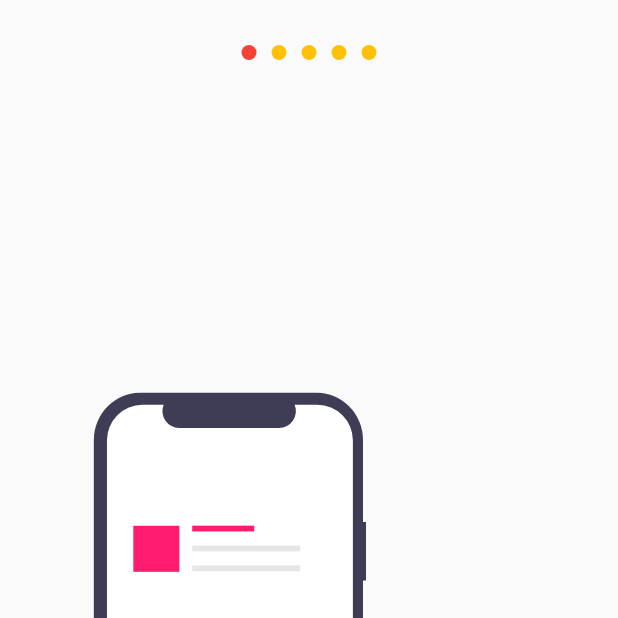
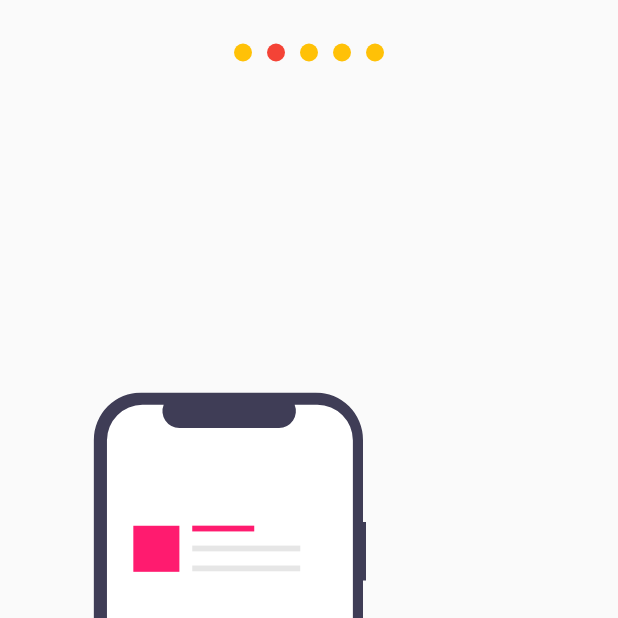
Before and after one commit to urielexis64/flutter_animations, a Flutter app: the screen it shows after launch, swiped to page 2, on a phone screen of 412 x 824 dp, the top half of it. Run offline on Flutter 3.47's test engine with Material 2 defaults, Android fonts, the phone set to English and light mode, and no system bars; our stand-ins replace flutter_svg.

Commit message:
slideshow widget done

```diff
--- a/lib/src/widgets/slideshow.dart
+++ b/lib/src/widgets/slideshow.dart
@@ -6,12 +6,16 @@ class Slideshow extends StatelessWidget {
   final bool topDots;
   final Color primaryColor;
   final Color secondaryColor;
+  final double primaryBullet;
+  final double secondaryBullet;
 
   const Slideshow({
     @required this.slides,
-    this.topDots,
+    this.topDots = false,
     this.primaryColor = Colors.blue,
     this.secondaryColor = Colors.grey,
+    this.primaryBullet = 12.0,
+    this.secondaryBullet = 12.0,
   });
 
   @override
@@ -24,6 +28,10 @@ class Slideshow extends StatelessWidget {
               this.primaryColor;
           Provider.of<_SlideshowModel>(context).secondaryColor =
               this.secondaryColor;
+          Provider.of<_SlideshowModel>(context).primaryBullet =
+              this.primaryBullet;
+          Provider.of<_SlideshowModel>(context).secondaryBullet =
+              this.secondaryBullet;
 
           return _SlideshowStructure(topDots: topDots, slides: slides);
         }),
@@ -34,10 +42,9 @@ class Slideshow extends StatelessWidget {
 
 class _SlideshowStructure extends StatelessWidget {
   const _SlideshowStructure({
-    Key key,
-    @required this.topDots,
     @required this.slides,
-  }) : super(key: key);
+    this.topDots,
+  });
 
   final bool topDots;
   final List<Widget> slides;
@@ -58,7 +65,7 @@ class _SlideshowStructure extends StatelessWidget {
 class _Dots extends StatelessWidget {
   final int totalSlides;
 
-  const _Dots(
+  _Dots(
     this.totalSlides,
   );
 
@@ -78,7 +85,7 @@ class _Dots extends StatelessWidget {
 class _Dot extends StatelessWidget {
   final int index;
 
-  const _Dot(this.index);
+  _Dot(this.index);
 
   @override
   Widget build(BuildContext context) {
@@ -86,17 +93,26 @@ class _Dot extends StatelessWidget {
     final pageViewIndex = ssModel.currentPage;
     final primaryColor = ssModel.primaryColor;
     final secondaryColor = ssModel.secondaryColor;
+    final primaryBullet = ssModel.primaryBullet;
+    final secondaryBullet = ssModel.secondaryBullet;
+
+    double size = 0;
+    Color color;
+
+    if (pageViewIndex >= index - 0.5 && pageViewIndex <= index + 0.5) {
+      size = primaryBullet;
+      color = primaryColor;
+    } else {
+      size = secondaryBullet;
+      color = secondaryColor;
+    }
 
     return AnimatedContainer(
       duration: const Duration(milliseconds: 200),
-      width: 10,
-      height: 10,
+      width: size,
+      height: size,
       margin: EdgeInsets.symmetric(horizontal: 5),
-      decoration: BoxDecoration(
-          color: pageViewIndex >= index - 0.5 && pageViewIndex <= index + 0.5
-              ? primaryColor
-              : secondaryColor,
-          shape: BoxShape.circle),
+      decoration: BoxDecoration(color: color, shape: BoxShape.circle),
     );
   }
 }
@@ -104,7 +120,7 @@ class _Dot extends StatelessWidget {
 class _Slides extends StatefulWidget {
   final List<Widget> slides;
 
-  const _Slides(this.slides);
+  _Slides(this.slides);
 
   @override
   __SlidesState createState() => __SlidesState();
@@ -133,11 +149,6 @@ class __SlidesState extends State<_Slides> {
     return Container(
       child: PageView(
         controller: pageViewController,
-        /* children: [
-          _Slide('assets/svgs/slide_1.svg'),
-          _Slide('assets/svgs/slide_2.svg'),
-          _Slide('assets/svgs/slide_3.svg'),
-        ], */
         children: widget.slides.map((slide) => _Slide(slide)).toList(),
       ),
     );
@@ -147,7 +158,7 @@ class __SlidesState extends State<_Slides> {
 class _Slide extends StatelessWidget {
   final Widget slide;
 
-  const _Slide(this.slide);
+  _Slide(this.slide);
 
   @override
   Widget build(BuildContext context) {
@@ -163,23 +174,37 @@ class _SlideshowModel with ChangeNotifier {
   double _currentPage = 0;
   Color _primaryColor = Colors.blue;
   Color _secondaryColor = Colors.grey;
+  double _primaryBullet = 12;
+  double _secondaryBullet = 12;
 
-  double get currentPage => _currentPage;
+  double get currentPage => this._currentPage;
 
   set currentPage(double currentPage) {
-    _currentPage = currentPage;
+    this._currentPage = currentPage;
     notifyListeners();
   }
 
-  Color get primaryColor => _primaryColor;
+  Color get primaryColor => this._primaryColor;
+
   set primaryColor(Color color) {
-    _primaryColor = color;
-    notifyListeners();
+    this._primaryColor = color;
   }
 
-  Color get secondaryColor => _secondaryColor;
+  Color get secondaryColor => this._secondaryColor;
+
   set secondaryColor(Color color) {
-    _secondaryColor = color;
-    notifyListeners();
+    this._secondaryColor = color;
+  }
+
+  double get primaryBullet => this._primaryBullet;
+
+  set primaryBullet(double size) {
+    this._primaryBullet = size;
+  }
+
+  double get secondaryBullet => this._secondaryBullet;
+
+  set secondaryBullet(double size) {
+    this._secondaryBullet = size;
   }
 }
```
